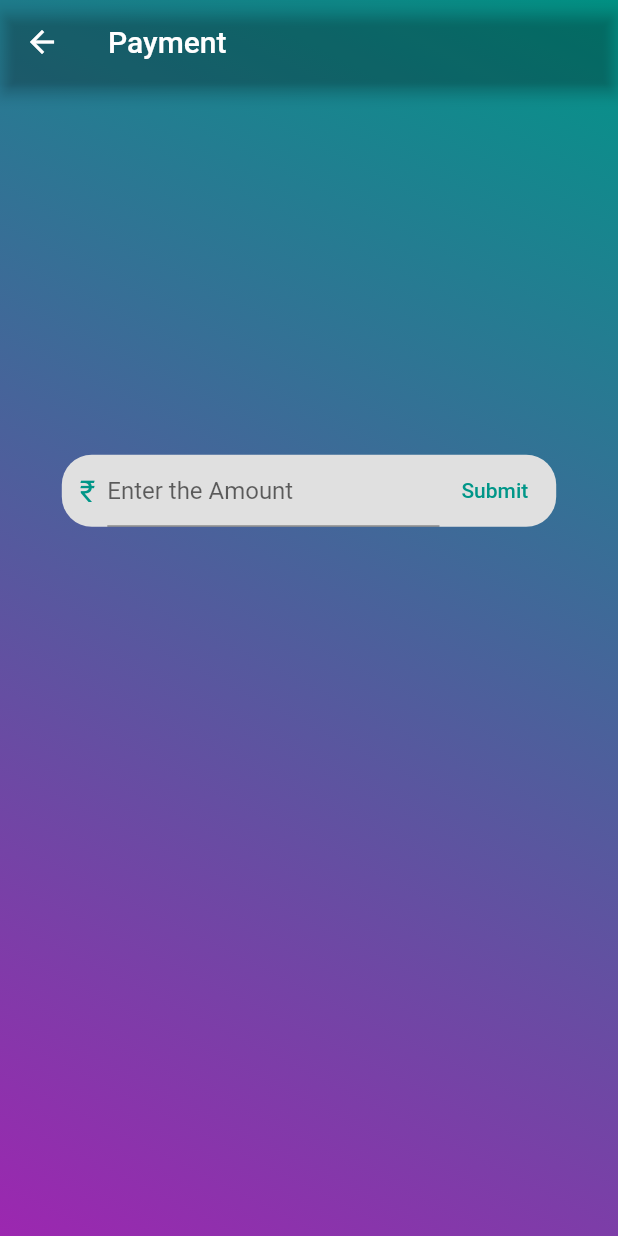
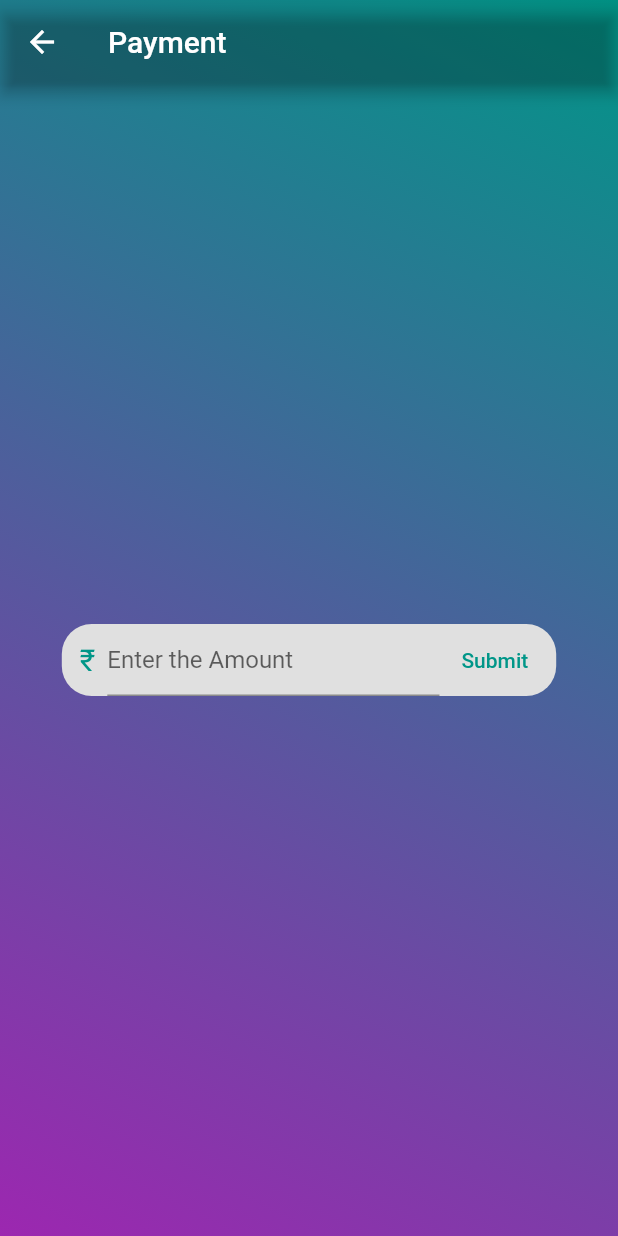
Before and after one commit to playstore777/my_college_app, a Flutter app: the screen it shows once a user with an empty profile is signed in, after a tap on the "account balance wallet" icon, on a phone screen of 412 x 824 dp. Run offline on Flutter 3.47's test engine with Material 2 defaults, Android fonts, the phone set to English and light mode, and no system bars; our stand-ins replace animated_splash_screen, device_preview, firebase_auth, firebase_core, google_sign_in, shared_preferences and 2 more; missing offline and left inert: razorpay_flutter; accounts and stored records are empty; network calls fail.

Commit message:
16/07/2021

```diff
--- a/my_college_app/lib/main.dart
+++ b/my_college_app/lib/main.dart
@@ -1,5 +1,4 @@
 import 'package:flutter/material.dart';
-import 'package:my_college_app/screens/courses/bcom/bcom_details.dart';
 
 import 'screens/anti_ragging_screen.dart';
 import 'screens/payment_screen.dart';
@@ -7,6 +6,7 @@ import 'screens/home_screen.dart';
 import 'screens/notes_screen.dart';
 import 'screens/courses/undergraduate_screen.dart';
 import 'screens/courses/bsc_screen.dart';
+import 'screens/courses/bcom/bcom_details.dart';
 import 'screens/notes/note_display.dart';
 import 'screens/notes/notes_edit_screen.dart';
 import 'auth/screens/auth_screen.dart';
@@ -17,6 +17,7 @@ import 'package:firebase_auth/firebase_auth.dart';
 import 'package:device_preview/device_preview.dart';
 import 'package:animated_splash_screen/animated_splash_screen.dart';
 import 'package:provider/provider.dart';
+import 'package:showcaseview/showcaseview.dart';
 
 void main() async {
   WidgetsFlutterBinding.ensureInitialized();
@@ -96,7 +97,11 @@ class AppStart extends StatelessWidget {
           // hasData means we have the token, else the user is not logged in!
           // Navigator.of(context).pushReplacementNamed(HomeScreen.routeName);
 
-          return HomeScreen();
+          return ShowCaseWidget(
+            builder: Builder(
+              builder: (_) => HomeScreen(),
+            ),
+          );
         }
         return AuthScreen();
       },
--- a/my_college_app/lib/screens/home_screen.dart
+++ b/my_college_app/lib/screens/home_screen.dart
@@ -2,22 +2,64 @@ import 'package:flutter/cupertino.dart';
 import 'package:flutter/material.dart';
 
 import 'package:firebase_auth/firebase_auth.dart';
+import 'package:shared_preferences/shared_preferences.dart';
+import 'package:showcaseview/showcaseview.dart';
 import 'package:url_launcher/url_launcher.dart';
 
 import 'notes_screen.dart';
 import 'payment_screen.dart';
 import 'anti_ragging_screen.dart';
 import 'courses/bsc_screen.dart';
+import 'courses/bcom/bcom_details.dart';
 import '/constants.dart';
 import '/widgets/home_card.dart';
 import '/widgets/app_drawer.dart';
 import '/resuable_ui/landscape_screen.dart';
 import '/resuable_ui/reusable_container.dart';
+import '/resuable_ui/tutorial.dart';
 
 final userDetails = FirebaseAuth.instance.currentUser;
 
-class HomeScreen extends StatelessWidget {
+class HomeScreen extends StatefulWidget {
   static const routeName = 'Home-screen';
+
+  @override
+  _HomeScreenState createState() => _HomeScreenState();
+}
+
+class _HomeScreenState extends State<HomeScreen> {
+  final websiteNavigationKey = GlobalKey();
+  final courseKey = GlobalKey();
+  final notesKey = GlobalKey();
+  final paymentKey = GlobalKey();
+  final antiRaggingKey = GlobalKey();
+  bool isTutCompleted = false;
+
+  @override
+  void initState() {
+    checkTutsStatus();
+    super.initState();
+  }
+
+  void checkTutsStatus() async {
+    SharedPreferences prefs = await SharedPreferences.getInstance();
+    isTutCompleted = prefs.getBool('tutsStatus');
+
+    if (isTutCompleted == null) {
+      // it will only be null for the first time.
+      prefs.setBool('tutsStatus', true);
+      ShowCaseWidget.of(context).startShowCase(
+        [
+          websiteNavigationKey,
+          courseKey,
+          notesKey,
+          paymentKey,
+          antiRaggingKey,
+        ],
+      );
+    }
+  }
+
   @override
   Widget build(BuildContext context) {
     return MediaQuery.of(context).orientation == Orientation.landscape
@@ -41,7 +83,10 @@ class HomeScreen extends StatelessWidget {
                   ),
                 ),
                 actions: <Widget>[
-                  IconButton(
+                  Tutorial(
+                    globalKey: websiteNavigationKey,
+                    description: 'You can visit the college Website here',
+                    child: IconButton(
                       tooltip: 'Navigate to Website',
                       icon: Icon(
                         Icons.subdirectory_arrow_right_outlined,
@@ -54,6 +99,7 @@ class HomeScreen extends StatelessWidget {
                           throw 'Could not launch $url';
                         }
                       },
+                    ),
                   )
                 ],
                 elevation: 0.0,
@@ -62,7 +108,10 @@ class HomeScreen extends StatelessWidget {
                 builder: (ctx, boxConstraints) => SingleChildScrollView(
                   child: Column(
                     children: <Widget>[
-                      HomeCard(
+                      Tutorial(
+                        globalKey: courseKey,
+                        description: 'Here you can find your Course detials',
+                        child: HomeCard(
                           // can say Completed?, I guess!
                           name: Constants.homeCardCourseName,
                           icon: Icons.book,
@@ -70,15 +119,20 @@ class HomeScreen extends StatelessWidget {
                           onPress: () {
                             if (userDetails.email.contains('467') ||
                                 userDetails.email.contains('468') ||
-                              // incomplete hai ye dekh please re bhai,
-                              // ignore mat kar, malum bhul jata tu(A<3)
                                 userDetails.email.contains('474')) {
                               return Navigator.of(context)
                                   .pushNamed(BScScreen.routeName);
-                          } else if (userDetails.email.contains('401')) {}
+                            } else if (userDetails.email.contains('401')) {
+                              return Navigator.of(context)
+                                  .pushNamed(BComDetails.routeName);
+                            }
                           },
                         ),
-                      HomeCard(
+                      ),
+                      Tutorial(
+                        globalKey: notesKey,
+                        description: 'Here you can Add your notes',
+                        child: HomeCard(
                           // Done Completed!
                           name: 'Notes',
                           icon: Icons.event_note_sharp,
@@ -87,7 +141,11 @@ class HomeScreen extends StatelessWidget {
                             NotesScreen.routeName,
                           ),
                         ),
-                      HomeCard(
+                      ),
+                      Tutorial(
+                        globalKey: paymentKey,
+                        description: 'Here you can do all the payments',
+                        child: HomeCard(
                           name: Constants.homeCardPaymentName,
                           icon: Icons.account_balance_wallet,
                           color: CupertinoColors.systemOrange,
@@ -95,7 +153,12 @@ class HomeScreen extends StatelessWidget {
                             PaymentScreen.routeName,
                           ),
                         ),
-                      HomeCard(
+                      ),
+                      Tutorial(
+                        globalKey: antiRaggingKey,
+                        description:
+                            'Here you can find support for Anti-Ragging',
+                        child: HomeCard(
                           name: Constants.homeCardAntiRaggingName,
                           icon: Icons.not_interested,
                           color: CupertinoColors.systemGreen,
@@ -105,6 +168,7 @@ class HomeScreen extends StatelessWidget {
                               AntiRaggingScreen.routeName,
                             );
                           },
+                        ),
                       ),
                       Text(
                         'Crafted With ❤',
--- a/my_college_app/lib/screens/payment_screen.dart
+++ b/my_college_app/lib/screens/payment_screen.dart
@@ -16,7 +16,7 @@ class _PaymentScreenState extends State<PaymentScreen> {
   TextEditingController textController;
 
   void payment() {
-    // this function is not mandatory, but the statemenst/code under it is!
+    // this function is not mandatory, but the statement/code under it is!
     var options = {
       'key': 'rzp_test_Uv9wo6uX9ue8vz',
       'amount': num.parse(textController.text) * 100,
@@ -55,16 +55,18 @@ class _PaymentScreenState extends State<PaymentScreen> {
     super.initState();
   }
 
-  void _handlePaymentSuccess() {
-    print('Success!');
+  void _handlePaymentSuccess(PaymentSuccessResponse response) {
+    print('Success paymentId : ${response.paymentId}');
+    print('Success orderId : ${response.orderId}');
+    print('Success Signature : ${response.signature}');
   }
 
-  void _handlePaymentError() {
-    print('Error!');
+  void _handlePaymentError(response) {
+    print('Error! : ${response.body}');
   }
 
-  void _handleExternalWallet() {
-    print('Wallet!');
+  void _handleExternalWallet(response) {
+    print('Wallet! : ${response.body}');
   }
 
   @override
@@ -81,9 +83,9 @@ class _PaymentScreenState extends State<PaymentScreen> {
                   Constants.homeCardPaymentName,
                 ),
               ),
-              body: Padding(
+              body: Center(
+                child: Padding(
                   padding: EdgeInsets.symmetric(
-                  vertical: mediaQuery.height * 0.3,
                     horizontal: mediaQuery.width * 0.1,
                   ),
                   child: Container(
@@ -92,7 +94,7 @@ class _PaymentScreenState extends State<PaymentScreen> {
                       color: Colors.grey[300],
                     ),
                     child: Padding(
-                    padding: EdgeInsets.symmetric(horizontal: 4),
+                      padding: const EdgeInsets.symmetric(horizontal: 4),
                       child: Row(
                         children: <Widget>[
                           Padding(
@@ -128,6 +130,7 @@ class _PaymentScreenState extends State<PaymentScreen> {
                   ),
                 ),
               ),
+            ),
           );
   }
 }
--- a/my_college_app/pubspec.yaml
+++ b/my_college_app/pubspec.yaml
@@ -41,6 +41,7 @@ dependencies:
   provider: ^5.0.0
   sqflite: ^2.0.0+3
   path: ^1.8.0
+  showcaseview: ^1.1.0
 
 dev_dependencies:
   flutter_test:
```
Also changed, not shown: my_college_app/lib/screens/anti_ragging_screen.dart (+7 -8 lines), my_college_app/lib/widgets/home_card.dart (+0 -23 lines), my_college_app/pubspec.lock. Lines whose indentation alone changed are shown as unchanged.
